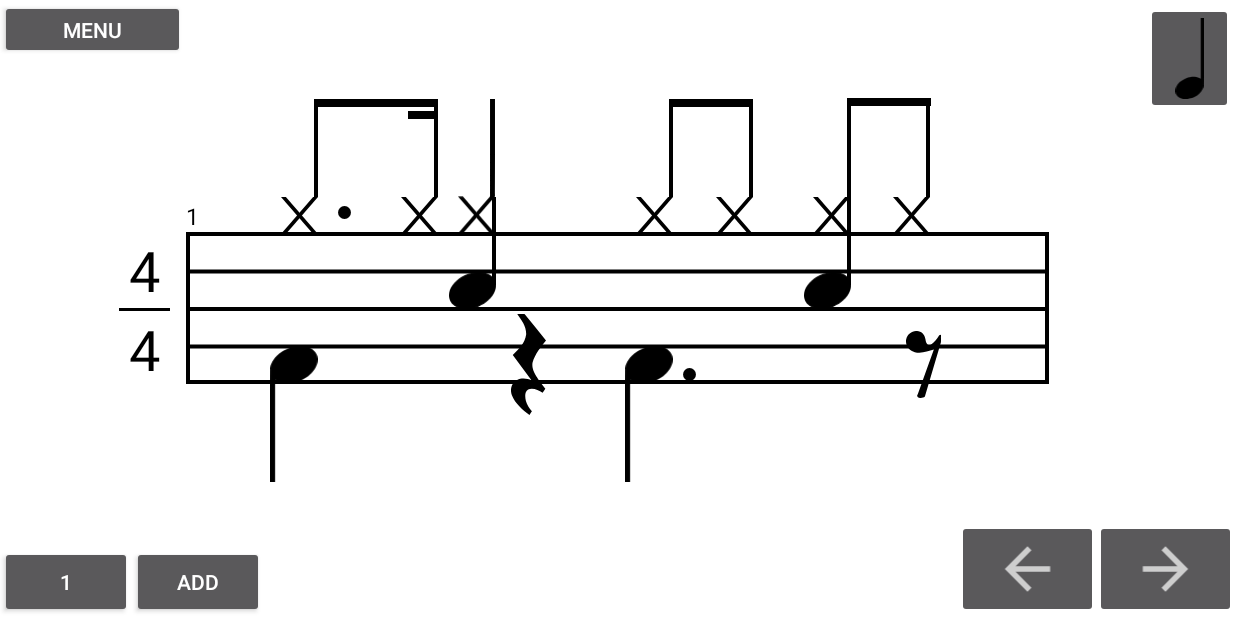
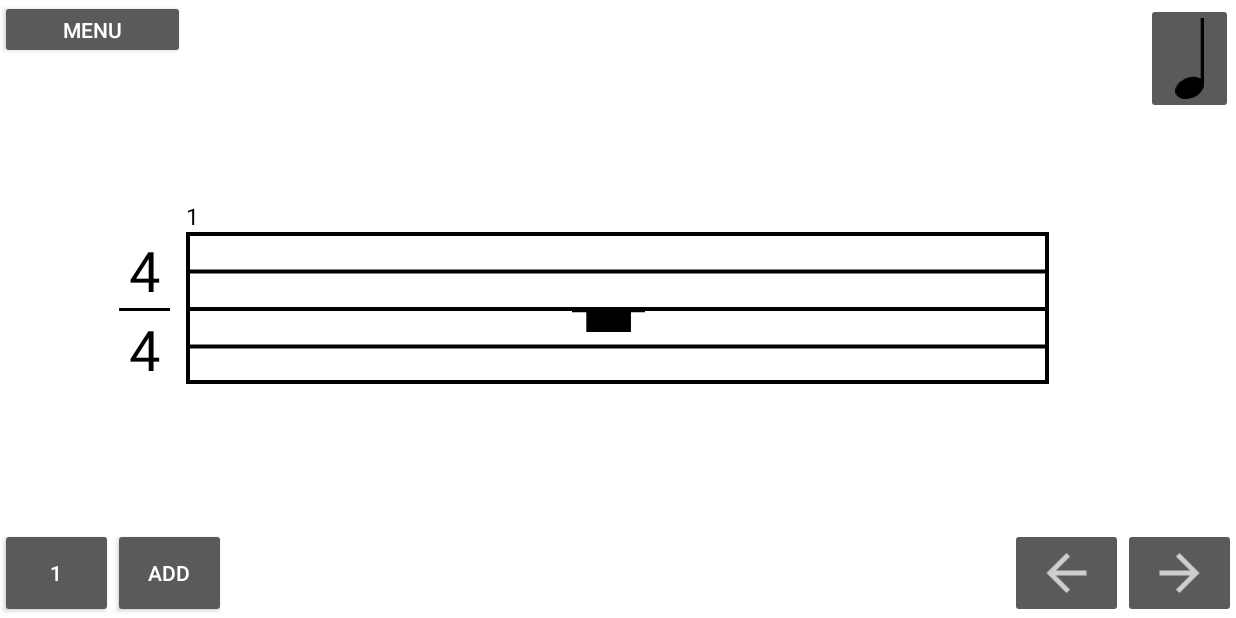
Before and after one commit to maxwendler/SheetMusicApp, an Android app: the screen it shows after launch (MainActivity), on a phone screen of 824 x 412 dp (held sideways). Run offline under Robolectric (Android 15) with nearby library versions, the phone set to English and light mode, and no system bars.

Commit message:
- Changed app to start with empty 4/4 score with 1 bar.  - Changed button sizes.

```diff
--- a/app/src/main/java/com/example/sheetmusicapp/MainActivity.kt
+++ b/app/src/main/java/com/example/sheetmusicapp/MainActivity.kt
@@ -210,7 +210,7 @@ class MainActivity : AppCompatActivity(),
         actionBar?.hide()
         initParser()
 
-
+        /*
         val exampleScore = Score.makeEmpty(bars = 100, timeSignature =  TimeSignature(4, 4))
         val exampleBar = Bar.makeEmpty(1, TimeSignature(4, 4))
         exampleScore.barList[0] = exampleBar
@@ -233,15 +233,17 @@ class MainActivity : AppCompatActivity(),
         exampleBar.addNote(2, RhythmicLength(BasicRhythmicLength.QUARTER), NoteHeadType.ELLIPTIC, 3, 0)
         exampleBar.addRest(2, RhythmicLength(BasicRhythmicLength.QUARTER), 1)
         exampleBar.addNote(2, RhythmicLength(BasicRhythmicLength.QUARTER, LengthModifier.DOTTED), NoteHeadType.ELLIPTIC, 3, 2)
+        // exampleBar.addRest(1, RhythmicLength(BasicRhythmicLength.QUARTER, LengthModifier.DOTTED), 0)
+        */
 
-        // exampleBar.addRest(1, RhythmicLength(BasicRhythmicLength.QUARTER, LengthModifier.DOTTED), 0)
+        val newScore = Score.makeEmpty(1, TimeSignature(4, 4))
 
         setContentView(R.layout.activity_main)
 
         val mainConstraintLayout = findViewById<ConstraintLayout>(R.id.main)
         mainConstraintLayout.doOnLayout {
-            scoreEditingLayout = addScoreEditingLayout(exampleScore)
-            timeSignatureLayout = addTimeSignatureLayout(exampleScore.barList[0].timeSignature)
+            scoreEditingLayout = addScoreEditingLayout(newScore)
+            timeSignatureLayout = addTimeSignatureLayout(newScore.barList[0].timeSignature)
             addNoteInputSelectionLayout()
             getStatusBarHeight()
             initMenu()
--- a/app/src/main/res/layout/activity_main.xml
+++ b/app/src/main/res/layout/activity_main.xml
@@ -10,8 +10,8 @@
 
     <Button
         android:id="@+id/voiceNumButton"
-        android:layout_width="wrap_content"
-        android:layout_height="wrap_content"
+        android:layout_width="75dp"
+        android:layout_height="60dp"
         android:onClick="handleVoiceChange"
         android:text="1"
         app:layout_constraintBottom_toBottomOf="parent"
@@ -19,8 +19,8 @@
 
     <ImageButton
         android:id="@+id/nextButton"
-        android:layout_width="94dp"
-        android:layout_height="65dp"
+        android:layout_width="75dp"
+        android:layout_height="60dp"
         android:onClick="nextBar"
         android:scaleType="fitCenter"
         android:scaleX="-1"
@@ -30,19 +30,18 @@
 
     <ImageButton
         android:id="@+id/prevButton"
-        android:layout_width="94dp"
-        android:layout_height="65dp"
-        android:layout_marginEnd="92dp"
+        android:layout_width="75dp"
+        android:layout_height="60dp"
         android:onClick="previousBar"
         android:scaleType="fitCenter"
         app:layout_constraintBottom_toBottomOf="parent"
-        app:layout_constraintEnd_toEndOf="parent"
+        app:layout_constraintEnd_toStartOf="@+id/nextButton"
         app:srcCompat="?attr/actionModeCloseDrawable" />
 
     <Button
         android:id="@+id/editModeButton"
-        android:layout_width="wrap_content"
-        android:layout_height="wrap_content"
+        android:layout_width="75dp"
+        android:layout_height="60dp"
         android:onClick="toggleEditingMode"
         android:text="add"
         app:layout_constraintBottom_toBottomOf="parent"
```
